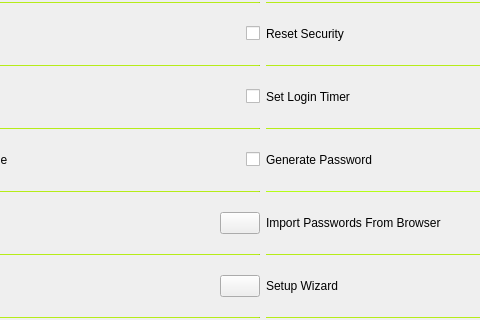
The window that designs/xml/settings_tab.ui (daniel-deru/WorkMate-3.0) describes before a commit, drawn with Qt 5; both pictures show x 212 to 692 and y 128 to 448 of the 949 by 598 pixel window.
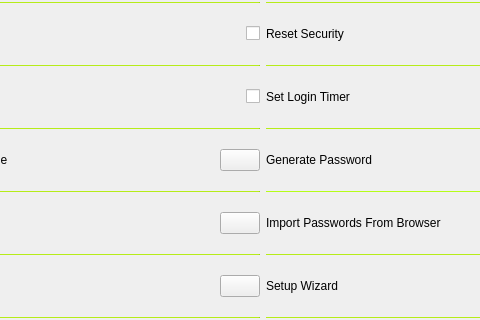
The same window after the commit.

The edit to the form file:
```diff
--- a/designs/xml/settings_tab.ui
+++ b/designs/xml/settings_tab.ui
@@ -280,7 +280,7 @@
         </widget>
        </item>
        <item>
-        <widget class="QCheckBox" name="chk_auto_save">
+        <widget class="QPushButton" name="btn_auto_save">
          <property name="cursor">
           <cursorShape>PointingHandCursor</cursorShape>
          </property>
```
